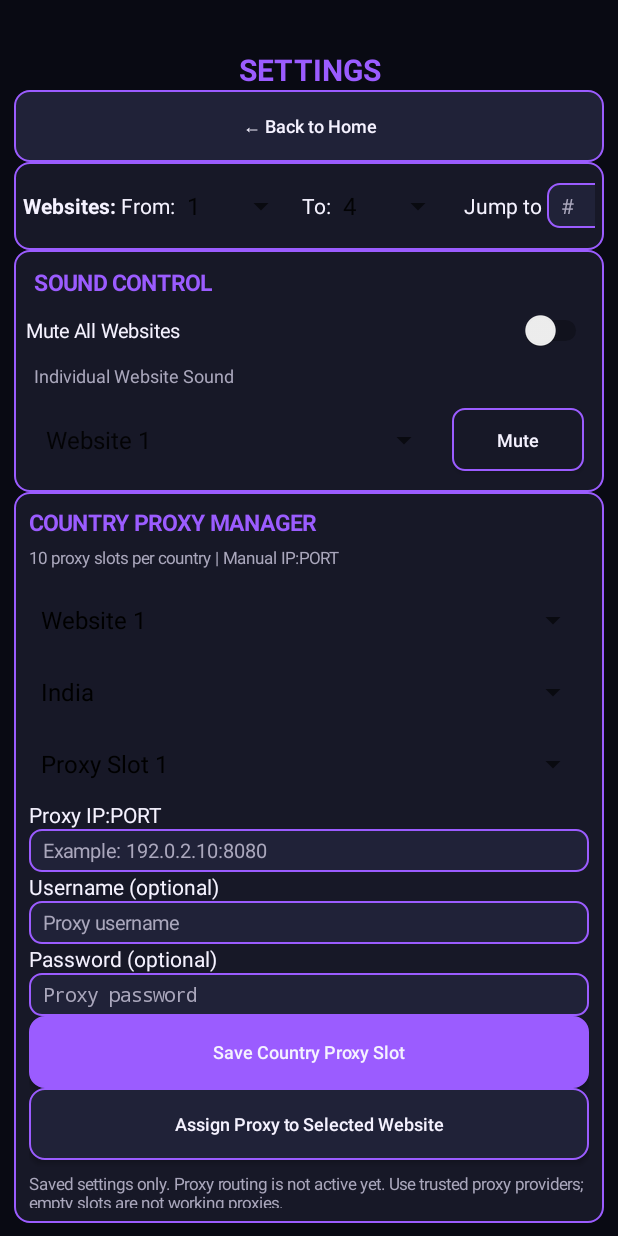
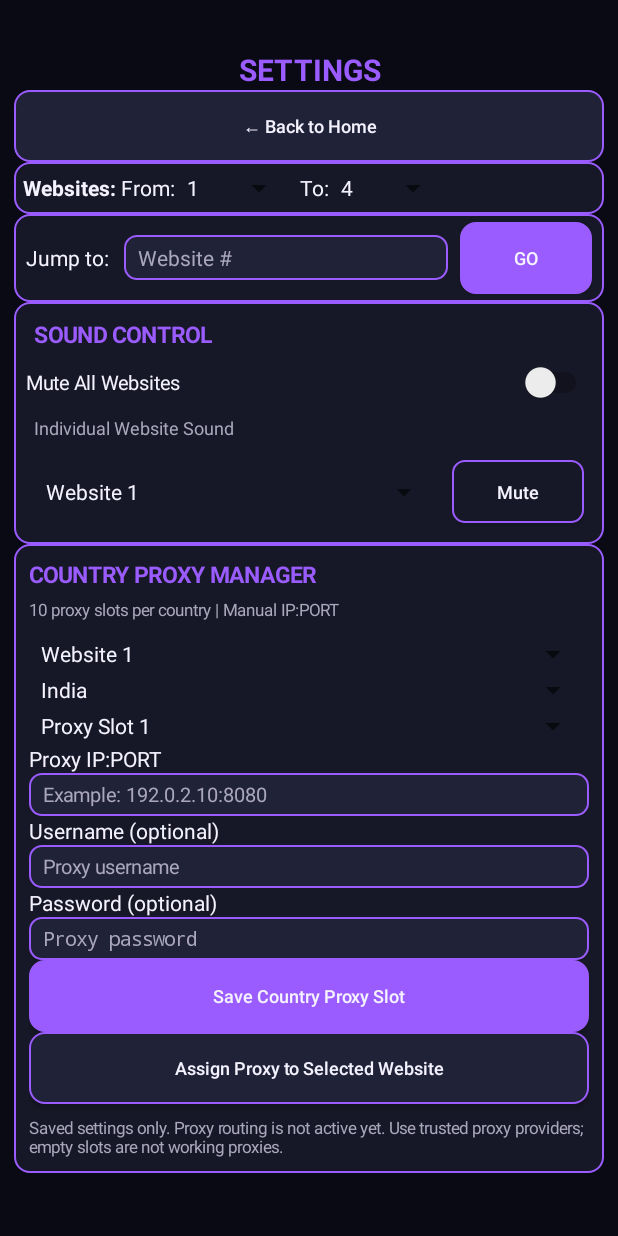
Before and after one commit to reyansh1949/MultiSiteStudio, an Android app: the screen it shows after launch (MainActivity), after a tap on "⚙ Settings", on a phone screen of 412 x 824 dp. Run offline under Robolectric (Android 15) with nearby library versions, the phone set to English and light mode, and no system bars.

Commit message:
Improve settings layout and dropdown visibility

```diff
--- a/app/src/main/java/com/multisite/studio/MainActivity.java
+++ b/app/src/main/java/com/multisite/studio/MainActivity.java
@@ -121,6 +121,36 @@ Toast.makeText(this,
         edit.setBackground(rounded(JJK_SURFACE, JJK_PURPLE, 8));
     }
 
+
+    private ArrayAdapter<String> whiteSpinnerAdapter(String[] items) {
+        ArrayAdapter<String> adapter = new ArrayAdapter<String>(
+                this, android.R.layout.simple_spinner_item, items) {
+            @Override
+            public View getView(int position, View convertView,
+                    android.view.ViewGroup parent) {
+                TextView text = (TextView) super.getView(
+                        position, convertView, parent);
+                text.setTextColor(JJK_TEXT);
+                text.setTextSize(14);
+                return text;
+            }
+
+            @Override
+            public View getDropDownView(int position, View convertView,
+                    android.view.ViewGroup parent) {
+                TextView text = (TextView) super.getDropDownView(
+                        position, convertView, parent);
+                text.setTextColor(JJK_TEXT);
+                text.setBackgroundColor(JJK_SURFACE);
+                text.setPadding(dp(12), dp(10), dp(12), dp(10));
+                return text;
+            }
+        };
+        adapter.setDropDownViewResource(
+                android.R.layout.simple_spinner_dropdown_item);
+        return adapter;
+    }
+
     private void buildInterface() {
         root = new LinearLayout(this);
         root.setOrientation(LinearLayout.VERTICAL);
@@ -178,10 +208,7 @@ Toast.makeText(this,
         String[] rangeValues = new String[25];
         for (int i = 0; i < 25; i++) rangeValues[i] = String.valueOf(i + 1);
 
-        ArrayAdapter<String> rangeAdapter = new ArrayAdapter<>(
-                this, android.R.layout.simple_spinner_item, rangeValues);
-        rangeAdapter.setDropDownViewResource(
-                android.R.layout.simple_spinner_dropdown_item);
+        ArrayAdapter<String> rangeAdapter = whiteSpinnerAdapter(rangeValues);
 
         startSpinner = new Spinner(this);
         startSpinner.setAdapter(rangeAdapter);
@@ -222,28 +249,38 @@ Toast.makeText(this,
         startSpinner.setOnItemSelectedListener(listener);
         endSpinner.setOnItemSelectedListener(listener);
 
+        settingsLayout.addView(row);
+
+        LinearLayout jumpRow = new LinearLayout(this);
+        jumpRow.setOrientation(LinearLayout.HORIZONTAL);
+        jumpRow.setGravity(Gravity.CENTER_VERTICAL);
+        jumpRow.setPadding(dp(8), dp(5), dp(8), dp(5));
+        jumpRow.setBackground(rounded(JJK_CARD, JJK_PURPLE, 10));
+
         TextView jumpLabel = new TextView(this);
-        jumpLabel.setText("  Jump to ");
+        jumpLabel.setText("Jump to:");
         jumpLabel.setTextColor(JJK_TEXT);
-        row.addView(jumpLabel);
+        jumpRow.addView(jumpLabel);
 
         jumpNumber = new EditText(this);
         jumpNumber.setSingleLine(true);
         jumpNumber.setTextSize(14);
         jumpNumber.setInputType(InputType.TYPE_CLASS_NUMBER);
-        jumpNumber.setHint("#");
+        jumpNumber.setHint("Website #");
         styleEditText(jumpNumber);
-        int jumpWidth = (int) (52 * getResources().getDisplayMetrics().density);
-        row.addView(jumpNumber, new LinearLayout.LayoutParams(jumpWidth, -2));
+        LinearLayout.LayoutParams jumpInputParams =
+                new LinearLayout.LayoutParams(0, -2, 1f);
+        jumpInputParams.setMargins(dp(10), 0, dp(8), 0);
+        jumpRow.addView(jumpNumber, jumpInputParams);
 
         Button jumpButton = new Button(this);
         jumpButton.setText("GO");
         jumpButton.setTextSize(10);
         styleButton(jumpButton, JJK_PURPLE);
         jumpButton.setOnClickListener(v -> jumpToSite());
-        row.addView(jumpButton, new LinearLayout.LayoutParams(-2, -2));
+        jumpRow.addView(jumpButton, new LinearLayout.LayoutParams(-2, -2));
 
-        settingsLayout.addView(row);
+        settingsLayout.addView(jumpRow);
         buildSoundControls();
         buildProxyControls();
 
@@ -645,14 +682,7 @@ Toast.makeText(this,
         Spinner siteSpinner = new Spinner(this);
 
         ArrayAdapter<String> soundAdapter =
-                new ArrayAdapter<>(
-                        this,
-                        android.R.layout.simple_spinner_item,
-                        siteNames
-                );
-
-        soundAdapter.setDropDownViewResource(
-                android.R.layout.simple_spinner_dropdown_item);
+                whiteSpinnerAdapter(siteNames.toArray(new String[0]));
 
         siteSpinner.setAdapter(soundAdapter);
 
@@ -766,8 +796,8 @@ Toast.makeText(this,
         }
 
         Spinner siteSpinner = new Spinner(this);
-        siteSpinner.setAdapter(new ArrayAdapter<String>(
-                this, android.R.layout.simple_spinner_dropdown_item, sites));
+        siteSpinner.setAdapter(
+                whiteSpinnerAdapter(sites.toArray(new String[0])));
         proxyControlsContainer.addView(siteSpinner);
 
         String[] codes = Locale.getISOCountries();
@@ -781,9 +811,8 @@ Toast.makeText(this,
         }
 
         Spinner countrySpinner = new Spinner(this);
-        countrySpinner.setAdapter(new ArrayAdapter<String>(
-                this, android.R.layout.simple_spinner_dropdown_item,
-                countryNames));
+        countrySpinner.setAdapter(
+                whiteSpinnerAdapter(countryNames.toArray(new String[0])));
         proxyControlsContainer.addView(countrySpinner);
 
         ArrayList<String> slots = new ArrayList<>();
@@ -792,8 +821,8 @@ Toast.makeText(this,
         }
 
         Spinner slotSpinner = new Spinner(this);
-        slotSpinner.setAdapter(new ArrayAdapter<String>(
-                this, android.R.layout.simple_spinner_dropdown_item, slots));
+        slotSpinner.setAdapter(
+                whiteSpinnerAdapter(slots.toArray(new String[0])));
         proxyControlsContainer.addView(slotSpinner);
 
         TextView ipLabel = new TextView(this);
```
